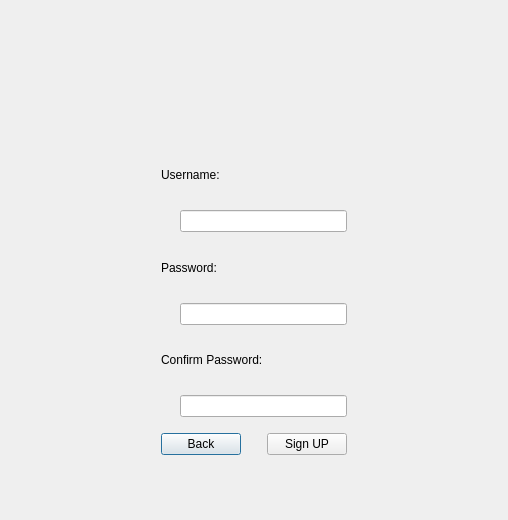
Qt form src/signupwindow.ui (NiskashY/AudioPlayer) before a commit.
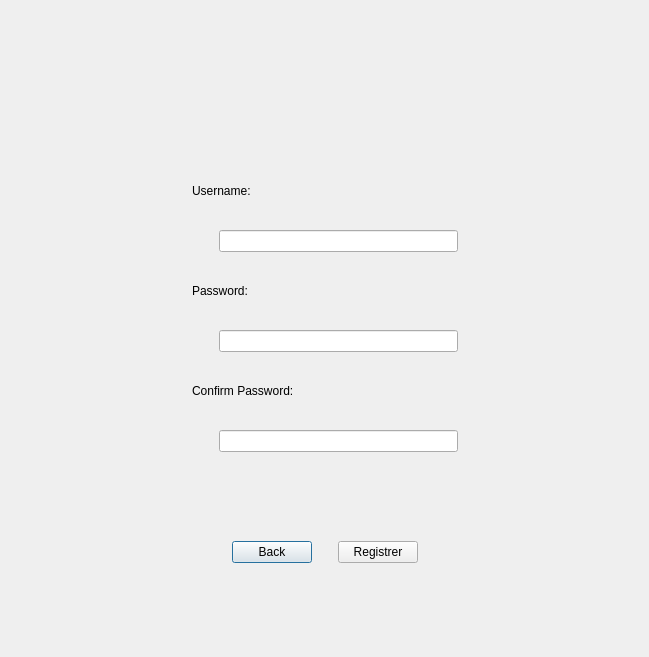
The same form after that commit. Icons and pictures are not drawn.

Commit message: create & finished sign up form

What changed in the file:
```diff
--- a/src/signupwindow.ui
+++ b/src/signupwindow.ui
@@ -6,8 +6,8 @@
    <rect>
     <x>0</x>
     <y>0</y>
-    <width>508</width>
-    <height>520</height>
+    <width>649</width>
+    <height>657</height>
    </rect>
   </property>
   <property name="windowTitle">
@@ -28,7 +28,7 @@
     </spacer>
    </item>
    <item>
-    <layout class="QVBoxLayout" name="MainForm" stretch="3,2,2,2,1,1">
+    <layout class="QVBoxLayout" name="MainForm" stretch="3,2,2,2,1,2,1">
      <item>
       <layout class="QHBoxLayout" name="LogoLayout">
        <item>
@@ -212,9 +212,35 @@
       </layout>
      </item>
      <item>
-      <layout class="QHBoxLayout" name="ButtonsLayout">
+      <spacer name="verticalSpacer_3">
+       <property name="orientation">
+        <enum>Qt::Vertical</enum>
+       </property>
+       <property name="sizeHint" stdset="0">
+        <size>
+         <width>20</width>
+         <height>40</height>
+        </size>
+       </property>
+      </spacer>
+     </item>
+     <item>
+      <layout class="QHBoxLayout" name="ButtonsLayout" stretch="1,2,0,2,1">
        <item>
-        <widget class="QPushButton" name="SignUpButton">
+        <spacer name="horizontalSpacer_7">
+         <property name="orientation">
+          <enum>Qt::Horizontal</enum>
+         </property>
+         <property name="sizeHint" stdset="0">
+          <size>
+           <width>40</width>
+           <height>20</height>
+          </size>
+         </property>
+        </spacer>
+       </item>
+       <item>
+        <widget class="QPushButton" name="BackButton">
          <property name="text">
           <string>Back</string>
          </property>
@@ -234,12 +260,25 @@
         </spacer>
        </item>
        <item>
-        <widget class="QPushButton" name="BackButton">
+        <widget class="QPushButton" name="RegistreButton">
          <property name="text">
-          <string>Sign UP</string>
+          <string>Registrer</string>
          </property>
         </widget>
        </item>
+       <item>
+        <spacer name="horizontalSpacer_8">
+         <property name="orientation">
+          <enum>Qt::Horizontal</enum>
+         </property>
+         <property name="sizeHint" stdset="0">
+          <size>
+           <width>40</width>
+           <height>20</height>
+          </size>
+         </property>
+        </spacer>
+       </item>
       </layout>
      </item>
      <item>
```
Left out of the diff: 6 changed lines with no effect on the pictures. The commit also changes 74 other files.
